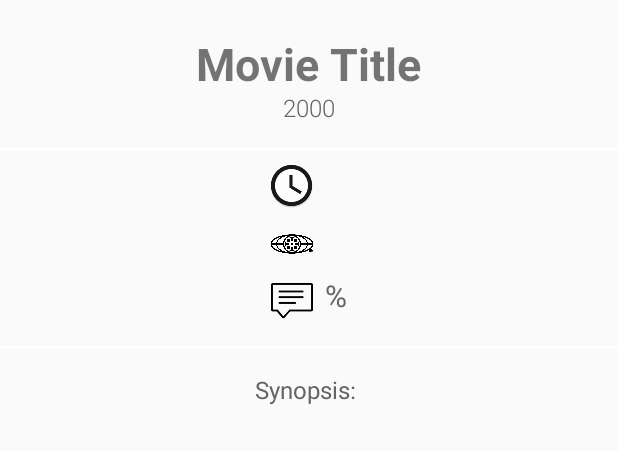
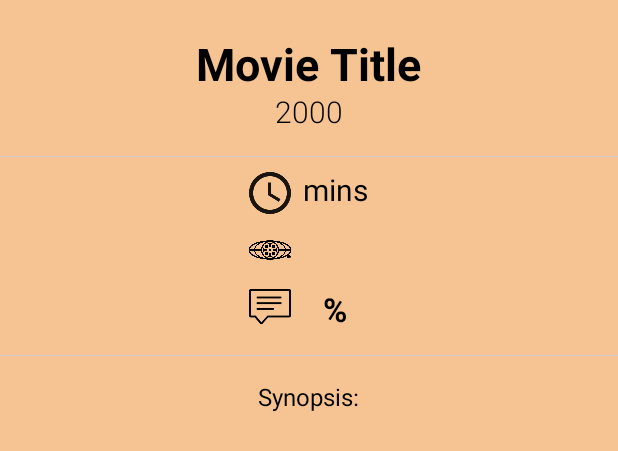
Before and after one commit to SusanaLauH/MoviesApp, an Android app: the layout fragment_detail.xml on its own in the app's theme, with its tools: preview values and no code run, on a phone screen of 412 x 824 dp. Shown: the top 451 px of the screen. Run offline under Robolectric (Android 15) with nearby library versions, the phone set to English and light mode, and no system bars.

Commit message:
Modified layout and colors

```diff
--- a/app/src/main/java/com/example/android/moviesapp/MovieAdapter.java
+++ b/app/src/main/java/com/example/android/moviesapp/MovieAdapter.java
@@ -57,8 +57,8 @@ public class MovieAdapter extends CursorAdapter {
         String moviePoster = cursor.getString(MovieFragment.COL_MOVIE_POSTER);
 
         Ion.with(viewHolder.posterView)
-                .placeholder(R.drawable.movies_app_icon)
-                .error(R.drawable.movies_app_icon)
+                //.placeholder(R.drawable.movies_app_icon)
+                //.error(R.drawable.movies_app_icon)
                 //.animateLoad(spinAnimation)
                 //.animateIn(fadeInAnimation)
                 .load(moviePoster);
--- a/app/src/main/res/layout/fragment_detail.xml
+++ b/app/src/main/res/layout/fragment_detail.xml
@@ -1,7 +1,8 @@
 <?xml version="1.0" encoding="utf-8"?>
 <ScrollView xmlns:android="http://schemas.android.com/apk/res/android"
     android:layout_width="match_parent"
-    android:layout_height="match_parent">
+    android:layout_height="match_parent"
+    android:background="@color/pale_pink">
 
     <LinearLayout xmlns:android="http://schemas.android.com/apk/res/android"
         android:layout_width="match_parent"
@@ -38,9 +39,10 @@
                 android:layout_marginTop="16dp"
                 android:fontFamily="sans-serif"
                 android:gravity="center"
-                android:text="Movie Title"
+                android:text="@string/label_movie_title"
                 android:textSize="30sp"
-                android:textStyle="bold" />
+                android:textStyle="bold"
+                android:textColor="@color/black"/>
         </LinearLayout>
 
         <TextView
@@ -51,14 +53,14 @@
             android:layout_marginBottom="16dp"
             android:fontFamily="sans-serif-light"
             android:text="2000"
-            android:textColor="@color/grey_700"
-            android:textSize="16sp" />
+            android:textColor="@color/black"
+            android:textSize="20sp" />
 
         <!--Divider -->
         <View
             android:layout_width="match_parent"
-            android:layout_height="2dp"
-            android:background="#ffffff" />
+            android:layout_height="0.5dp"
+            android:background="@color/grey" />
 
 
         <LinearLayout
@@ -73,61 +75,34 @@
                 android:layout_width="wrap_content"
                 android:layout_height="wrap_content"
                 android:layout_gravity="center"
+                android:layout_marginBottom="8dp"
                 android:layout_marginTop="8dp"
-                android:layout_marginBottom="8dp"
                 android:orientation="vertical">
 
                 <ImageView
-                    android:layout_width="30dp"
-                    android:layout_height="30dp"
+                    android:layout_width="28dp"
+                    android:layout_height="28dp"
                     android:layout_gravity="center_horizontal"
-                    android:src="@drawable/duration"
                     android:layout_marginBottom="8dp"
-                    android:layout_marginRight="4dp"/>
+                    android:layout_marginRight="4dp"
+                    android:src="@drawable/duration" />
 
                 <ImageView
                     android:layout_width="32dp"
                     android:layout_height="32dp"
                     android:layout_gravity="center_horizontal"
-                    android:src="@drawable/mpaascore"
                     android:layout_marginBottom="8dp"
-                    android:layout_marginRight="4dp"/>
+                    android:layout_marginRight="4dp"
+                    android:src="@drawable/mpaascore" />
 
                 <ImageView
                     android:layout_width="28dp"
                     android:layout_height="28dp"
                     android:layout_gravity="center_horizontal"
-                    android:src="@drawable/review"
                     android:layout_marginBottom="8dp"
-                    android:layout_marginRight="4dp"/>
+                    android:layout_marginRight="4dp"
+                    android:src="@drawable/review" />
 
-
-                <!--
-                    <TextView
-                        android:layout_width="wrap_content"
-                        android:layout_height="wrap_content"
-                        android:layout_gravity="center_horizontal"
-                        android:text="Duration: "
-                        android:textColor="@color/grey_700"
-                        android:textSize="16sp" />
-
-                    <TextView
-                        android:layout_width="wrap_content"
-                        android:layout_height="wrap_content"
-                        android:layout_gravity="center_horizontal"
-                        android:text="MPAA Rating: "
-                        android:textColor="@color/grey_700"
-                        android:textSize="16sp" />
-
-                    <TextView
-                        android:layout_width="wrap_content"
-                        android:layout_height="wrap_content"
-                        android:layout_gravity="center_horizontal"
-                        android:text="Score: "
-                        android:layout_marginBottom="16dp"
-                        android:textColor="@color/grey_700"
-                        android:textSize="16sp" />
-                        -->
             </LinearLayout>
 
 
@@ -136,29 +111,45 @@
                 android:layout_width="wrap_content"
                 android:layout_height="wrap_content"
                 android:layout_gravity="center"
+                android:layout_marginBottom="8dp"
                 android:layout_marginTop="8dp"
-                android:layout_marginBottom="8dp"
                 android:orientation="vertical">
 
 
-                <TextView
-                    android:id="@+id/movie_detail_duration"
+                <LinearLayout
                     android:layout_width="wrap_content"
                     android:layout_height="wrap_content"
-                    android:layout_gravity="center_horizontal"
-                    android:textColor="@color/grey_700"
-                    android:textSize="20sp"
-                    android:layout_marginBottom="8dp"/>
+                    android:layout_gravity="center"
+                    android:layout_marginBottom="8dp"
+                    android:orientation="horizontal">
 
+                    <TextView
+                        android:id="@+id/movie_detail_duration"
+                        android:layout_width="wrap_content"
+                        android:layout_height="wrap_content"
+                        android:layout_gravity="center_horizontal"
+                        android:layout_marginBottom="8dp"
+                        android:textColor="@color/black"
+                        android:textSize="20sp" />
+
+                    <TextView
+                        android:layout_width="wrap_content"
+                        android:layout_height="wrap_content"
+                        android:layout_gravity="center_horizontal"
+                        android:text="@string/mins"
+                        android:textColor="@color/black"
+                        android:textSize="20sp" />
+
+                </LinearLayout>
 
                 <TextView
                     android:id="@+id/movie_detail_rating"
                     android:layout_width="wrap_content"
                     android:layout_height="wrap_content"
                     android:layout_gravity="center_horizontal"
-                    android:textColor="@color/grey_700"
-                    android:textSize="20sp"
-                    android:layout_marginBottom="8dp"/>
+                    android:layout_marginBottom="8dp"
+                    android:textColor="@color/black"
+                    android:textSize="20sp" />
 
                 <LinearLayout
                     android:layout_width="wrap_content"
@@ -172,16 +163,18 @@
                         android:layout_width="wrap_content"
                         android:layout_height="wrap_content"
                         android:layout_gravity="center_horizontal"
-                        android:textColor="@color/grey_700"
-                        android:textSize="20sp" />
+                        android:textColor="@color/black"
+                        android:textSize="22sp"
+                        android:textStyle="bold"/>
 
                     <TextView
                         android:layout_width="wrap_content"
                         android:layout_height="wrap_content"
                         android:layout_gravity="center_horizontal"
                         android:text="%"
-                        android:textColor="@color/grey_700"
-                        android:textSize="20sp" />
+                        android:textColor="@color/black"
+                        android:textSize="22sp"
+                        android:textStyle="bold"/>
                 </LinearLayout>
 
             </LinearLayout>
@@ -190,8 +183,8 @@
         <!--Divider -->
         <View
             android:layout_width="match_parent"
-            android:layout_height="2dp"
-            android:background="#ffffff" />
+            android:layout_height="0.5dp"
+            android:background="@color/grey" />
         <!--Movie Synopsis-->
 
         <TextView
@@ -199,17 +192,17 @@
             android:layout_height="wrap_content"
             android:layout_gravity="center_horizontal"
             android:layout_marginTop="16dp"
-
-            android:text="Synopsis: "
-            android:textColor="@color/grey_700"
-            android:textSize="16sp" />
+            android:text="@string/synopsis"
+            android:textColor="@color/black"
+            android:textSize="16sp"
+            />
 
         <TextView
             android:id="@+id/movie_detail_synopsis"
             android:layout_width="wrap_content"
             android:layout_height="wrap_content"
             android:layout_marginLeft="16dp"
-            android:layout_marginRight="16dp"
+            android:layout_marginRight="8dp"
             android:fontFamily="sans-serif-condensed"
             android:textColor="@color/black"
             android:textSize="16sp" />
--- a/app/src/main/res/layout/fragment_main.xml
+++ b/app/src/main/res/layout/fragment_main.xml
@@ -7,6 +7,5 @@
     <ListView
         android:id="@+id/listView_movies"
         android:layout_width="match_parent"
-        android:layout_height="match_parent"
-        android:divider="@null" />
+        android:layout_height="match_parent" />
 </FrameLayout>
--- a/app/src/main/res/layout/list_item_movie.xml
+++ b/app/src/main/res/layout/list_item_movie.xml
@@ -10,9 +10,10 @@
 
     <FrameLayout
         android:layout_width="0dp"
-        android:layout_height="wrap_content"
+        android:layout_height="match_parent"
         android:layout_gravity="center"
-        android:layout_weight="20">
+        android:layout_weight="20"
+        android:background="@color/pale_pink">
 
         <ImageView
             android:id="@+id/list_item_icon"
@@ -22,21 +23,29 @@
             android:layout_marginLeft="10dp" />
     </FrameLayout>
 
+    <LinearLayout
+        android:layout_width="0dp"
+        android:layout_height="match_parent"
+        android:layout_weight="60"
+        android:background="@color/pale_pink">
 
         <TextView
             android:id="@+id/list_item_movie_title"
-        android:layout_width="0dp"
+            android:layout_width="wrap_content"
             android:layout_height="wrap_content"
             android:layout_gravity="center"
-        android:layout_weight="60"
             android:fontFamily="sans-serif-condensed"
             android:gravity="left"
-        android:textSize="18sp" />
+            android:textSize="18sp"
+            android:textStyle="bold"
+            android:textColor="@color/black"/>
+    </LinearLayout>
 
     <LinearLayout
         android:layout_width="0dp"
         android:layout_height="match_parent"
         android:layout_weight="20"
+        android:background="@color/pink"
         android:orientation="vertical">
 
 
@@ -47,15 +56,15 @@
             android:layout_gravity="center"
             android:fontFamily="sans-serif-condensed"
             android:gravity="center"
-            android:text="Score"
+            android:text="@string/score"
             android:textSize="14sp" />
 
         <LinearLayout
             android:layout_width="wrap_content"
             android:layout_height="wrap_content"
-            android:orientation="horizontal"
+            android:layout_gravity="center"
             android:gravity="center"
-            android:layout_gravity="center">
+            android:orientation="horizontal">
 
             <TextView
                 android:id="@+id/list_item_movie_score"
@@ -64,7 +73,10 @@
                 android:layout_gravity="center"
                 android:fontFamily="sans-serif-condensed"
                 android:gravity="left"
-                android:textSize="20sp" />
+                android:textSize="20sp"
+                android:textStyle="bold"
+                android:textColor="@color/black"/>
+
             <TextView
                 android:id="@+id/list_item_movie_percentage"
                 android:layout_width="wrap_content"
@@ -72,8 +84,9 @@
                 android:layout_gravity="center"
                 android:fontFamily="sans-serif-condensed"
                 android:gravity="left"
+                android:text="%"
                 android:textSize="20sp"
-                android:text="%"/>
+                android:textColor="@color/black"/>
 
 
         </LinearLayout>
--- a/app/src/main/res/values/colors.xml
+++ b/app/src/main/res/values/colors.xml
@@ -5,5 +5,9 @@
     <color name="grey">#cccccc</color>
     <color name="grey_700">#646464</color>
     <color name="black">#000000</color>
+    <color name="pale_yellow">#f6d992</color>
+    <color name="strong_pink">#f6a192</color>
+    <color name="pink">#f6b092</color>
+    <color name="pale_pink">#f6c492</color>
 
 </resources>
--- a/app/src/main/res/values/strings.xml
+++ b/app/src/main/res/values/strings.xml
@@ -20,4 +20,11 @@
     <string name="sync_account_type">moviesapp.example.com</string>
     <string name="content_authority">com.example.android.moviesapp</string>
 
+
+    <string name="label_movie_title">Movie Title</string>
+    <string name="mins">  mins</string>
+    <string name="synopsis">Synopsis: </string>
+    <string name="score">Score</string>
+
+
 </resources>
```
Also changed, not shown: app/src/main/res/drawable/duration.png. Lines whose indentation alone changed are shown as unchanged.
